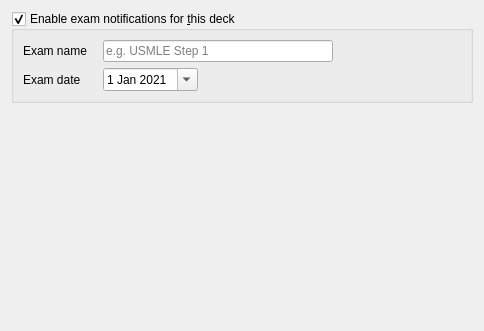
AnKing-VIP/exam-notifier, file designer/deckconf_exam_tab.ui: the form before one commit.
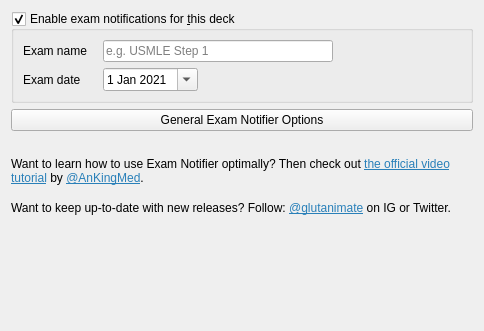
The form after the commit.

Commit message: Add socials to deck options

Diff of the .ui file:
```diff
--- a/designer/deckconf_exam_tab.ui
+++ b/designer/deckconf_exam_tab.ui
@@ -110,13 +110,76 @@
      </layout>
     </widget>
    </item>
+   <item>
+    <layout class="QHBoxLayout" name="horizontalLayout">
+     <item>
+      <widget class="QPushButton" name="pushButton">
+       <property name="text">
+        <string>General Exam Notifier Options</string>
+       </property>
+      </widget>
+     </item>
+    </layout>
+   </item>
+   <item>
+    <spacer name="verticalSpacer_2">
+     <property name="orientation">
+      <enum>Qt::Vertical</enum>
+     </property>
+     <property name="sizeType">
+      <enum>QSizePolicy::Fixed</enum>
+     </property>
+     <property name="sizeHint" stdset="0">
+      <size>
+       <width>20</width>
+       <height>20</height>
+      </size>
+     </property>
+    </spacer>
+   </item>
+   <item>
+    <widget class="QLabel" name="label_3">
+     <property name="text">
+      <string>&lt;html&gt;&lt;head/&gt;&lt;body&gt;&lt;p&gt;Want to learn how to use Exam Notifier optimally? Then check out &lt;a href=&quot;https://youtube.com&quot;&gt;&lt;span style=&quot; text-decoration: underline; color:#2980b9;&quot;&gt;the official video tutorial&lt;/span&gt;&lt;/a&gt; by &lt;a href=&quot;https://instagram.com/ankingmed&quot;&gt;&lt;span style=&quot; text-decoration: underline; color:#2980b9;&quot;&gt;@AnKingMed&lt;/span&gt;&lt;/a&gt;.&lt;/p&gt;&lt;/body&gt;&lt;/html&gt;</string>
+     </property>
+     <property name="wordWrap">
+      <bool>true</bool>
+     </property>
+    </widget>
+   </item>
+   <item>
+    <spacer name="verticalSpacer_3">
+     <property name="orientation">
+      <enum>Qt::Vertical</enum>
+     </property>
+     <property name="sizeType">
+      <enum>QSizePolicy::Fixed</enum>
+     </property>
+     <property name="sizeHint" stdset="0">
+      <size>
+       <width>20</width>
+       <height>10</height>
+      </size>
+     </property>
+    </spacer>
+   </item>
+   <item>
+    <widget class="QLabel" name="label_4">
+     <property name="text">
+      <string>&lt;html&gt;&lt;head/&gt;&lt;body&gt;&lt;p&gt;Want to keep up-to-date with new releases? Follow: &lt;a href=&quot;https://twitter.com/glutanimate&quot;&gt;&lt;span style=&quot; text-decoration: underline; color:#2980b9;&quot;&gt;@glutanimate&lt;/span&gt;&lt;/a&gt; on IG or Twitter.&lt;/p&gt;&lt;/body&gt;&lt;/html&gt;</string>
+     </property>
+     <property name="wordWrap">
+      <bool>true</bool>
+     </property>
+    </widget>
+   </item>
    <item>
     <spacer name="verticalSpacer">
      <property name="orientation">
       <enum>Qt::Vertical</enum>
      </property>
      <property name="sizeType">
-      <enum>QSizePolicy::Expanding</enum>
+      <enum>QSizePolicy::MinimumExpanding</enum>
      </property>
      <property name="sizeHint" stdset="0">
       <size>
```
